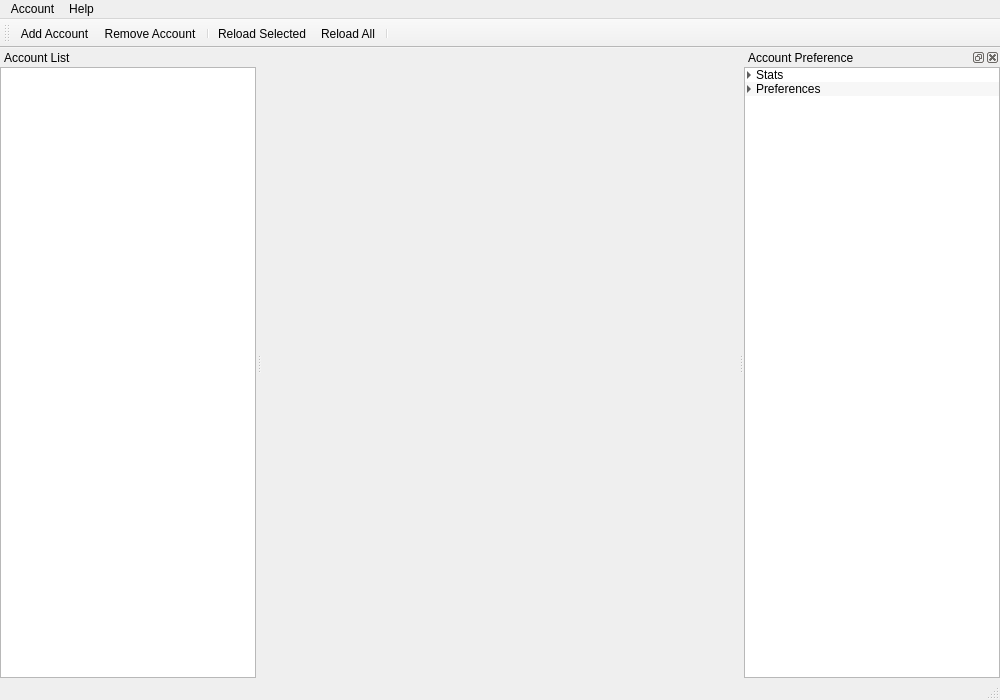
This is mainwindow.ui in yhuiyang/castleage as Qt 5 draws it before an edit. The edited form follows.
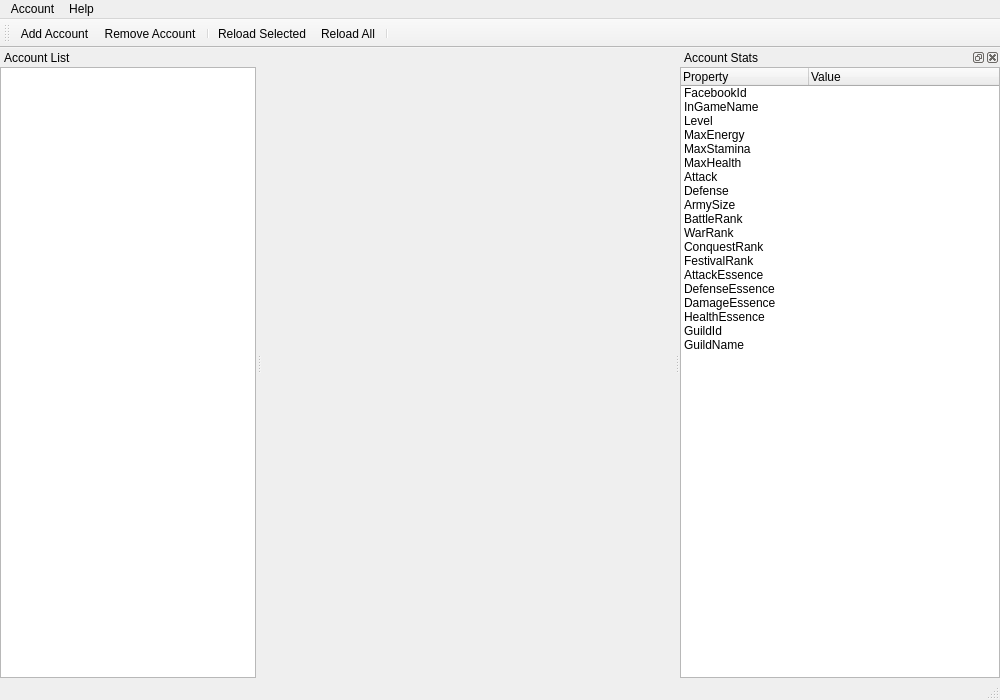
This is the edited form. Icons and pictures are not drawn.

Commit message:
Only show account stats in right dock widget.
1. Add some more stats.
2. Fine tune minimal width.
3. Preference will move to other pane.

What changed in the file:
```diff
--- a/mainwindow.ui
+++ b/mainwindow.ui
@@ -109,7 +109,7 @@
   <widget class="QDockWidget" name="dockAccountPreference">
    <property name="minimumSize">
     <size>
-     <width>200</width>
+     <width>320</width>
      <height>300</height>
     </size>
    </property>
@@ -117,7 +117,7 @@
     <set>Qt::LeftDockWidgetArea|Qt::RightDockWidgetArea</set>
    </property>
    <property name="windowTitle">
-    <string>Account Preference</string>
+    <string>Account Stats</string>
    </property>
    <attribute name="dockWidgetArea">
     <number>2</number>
@@ -137,40 +137,10 @@
       <number>0</number>
      </property>
      <item>
-      <widget class="QTreeWidget" name="treeAccountPref">
-       <property name="alternatingRowColors">
-        <bool>true</bool>
-       </property>
-       <property name="selectionBehavior">
-        <enum>QAbstractItemView::SelectRows</enum>
-       </property>
-       <property name="autoExpandDelay">
-        <number>-1</number>
-       </property>
-       <property name="indentation">
-        <number>8</number>
-       </property>
+      <widget class="QTreeWidget" name="treeAccountStat">
        <property name="rootIsDecorated">
-        <bool>true</bool>
-       </property>
-       <property name="uniformRowHeights">
         <bool>false</bool>
        </property>
-       <property name="itemsExpandable">
-        <bool>true</bool>
-       </property>
-       <property name="sortingEnabled">
-        <bool>false</bool>
-       </property>
-       <property name="animated">
-        <bool>true</bool>
-       </property>
-       <property name="headerHidden">
-        <bool>true</bool>
-       </property>
-       <property name="expandsOnDoubleClick">
-        <bool>true</bool>
-       </property>
        <property name="columnCount">
         <number>2</number>
        </property>
@@ -178,46 +148,18 @@
         <bool>false</bool>
        </attribute>
        <attribute name="headerDefaultSectionSize">
-        <number>130</number>
+        <number>128</number>
        </attribute>
-       <attribute name="headerHighlightSections">
-        <bool>false</bool>
-       </attribute>
-       <attribute name="headerMinimumSectionSize">
-        <number>30</number>
-       </attribute>
-       <attribute name="headerShowSortIndicator" stdset="0">
-        <bool>false</bool>
-       </attribute>
-       <attribute name="headerStretchLastSection">
-        <bool>true</bool>
-       </attribute>
        <column>
         <property name="text">
-         <string notr="true">Property</string>
+         <string>Property</string>
         </property>
-        <property name="font">
-         <font>
-          <weight>50</weight>
-          <bold>false</bold>
-         </font>
-        </property>
        </column>
        <column>
         <property name="text">
-         <string notr="true">Value</string>
+         <string>Value</string>
         </property>
        </column>
-       <item>
-        <property name="text">
-         <string notr="true">Stats</string>
-        </property>
-        <property name="text">
-         <string notr="true"/>
-        </property>
-        <property name="flags">
-         <set>ItemIsSelectable|ItemIsDragEnabled|ItemIsEnabled</set>
-        </property>
         <item>
          <property name="text">
           <string notr="true">FacebookId</string>
@@ -322,22 +264,53 @@
           <string notr="true"/>
          </property>
         </item>
+       <item>
+        <property name="text">
+         <string notr="true">AttackEssence</string>
+        </property>
+        <property name="text">
+         <string notr="true"/>
+        </property>
        </item>
        <item>
         <property name="text">
-         <string notr="true">Preferences</string>
+         <string notr="true">DefenseEssence</string>
         </property>
         <property name="text">
          <string notr="true"/>
         </property>
+       </item>
         <item>
          <property name="text">
-          <string notr="true">New Subitem</string>
+         <string notr="true">DamageEssence</string>
          </property>
          <property name="text">
           <string notr="true"/>
          </property>
         </item>
+       <item>
+        <property name="text">
+         <string notr="true">HealthEssence</string>
+        </property>
+        <property name="text">
+         <string notr="true"/>
+        </property>
+       </item>
+       <item>
+        <property name="text">
+         <string notr="true">GuildId</string>
+        </property>
+        <property name="text">
+         <string notr="true"/>
+        </property>
+       </item>
+       <item>
+        <property name="text">
+         <string notr="true">GuildName</string>
+        </property>
+        <property name="text">
+         <string notr="true"/>
+        </property>
        </item>
       </widget>
      </item>
```
Left out of the diff: 7 changed lines with no effect on the pictures. Lines whose indentation alone changed are shown as unchanged.
